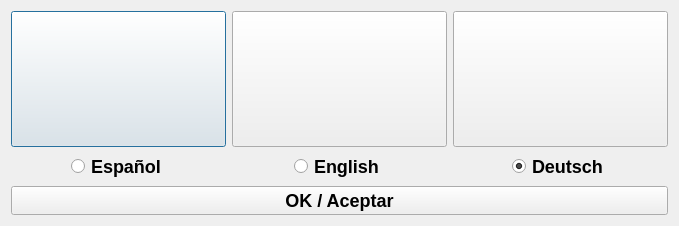
First picture: the form in src/languagechooser.ui, repository dannagle/PacketSender, before the edit.
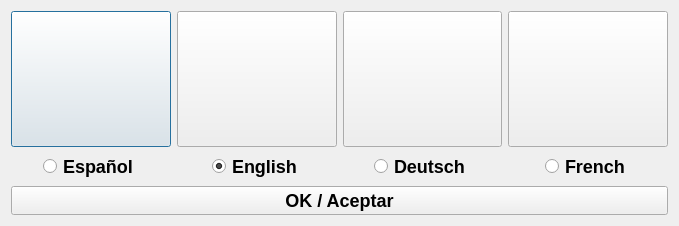
Second picture: the form after the edit. Icons and pictures are not drawn.

Commit message: French now added to main build!

```diff
--- a/src/languagechooser.ui
+++ b/src/languagechooser.ui
@@ -115,7 +115,43 @@
           <string>Deutsch</string>
          </property>
          <property name="checked">
-          <bool>true</bool>
+          <bool>false</bool>
+         </property>
+        </widget>
+       </item>
+      </layout>
+     </item>
+     <item>
+      <layout class="QVBoxLayout" name="verticalLayout_5">
+       <item>
+        <widget class="QPushButton" name="frenchLabel">
+         <property name="sizePolicy">
+          <sizepolicy hsizetype="Minimum" vsizetype="Expanding">
+           <horstretch>0</horstretch>
+           <verstretch>0</verstretch>
+          </sizepolicy>
+         </property>
+         <property name="minimumSize">
+          <size>
+           <width>150</width>
+           <height>0</height>
+          </size>
+         </property>
+         <property name="styleSheet">
+          <string notr="true">image:url(:/languages/french-flag.png);</string>
+         </property>
+        </widget>
+       </item>
+       <item alignment="Qt::AlignHCenter">
+        <widget class="QRadioButton" name="radioFrench">
+         <property name="styleSheet">
+          <string notr="true">font: bold;font-size: 18px;</string>
+         </property>
+         <property name="text">
+          <string>French</string>
+         </property>
+         <property name="checked">
+          <bool>false</bool>
          </property>
         </widget>
        </item>
```
The commit also changes 5 other files.
